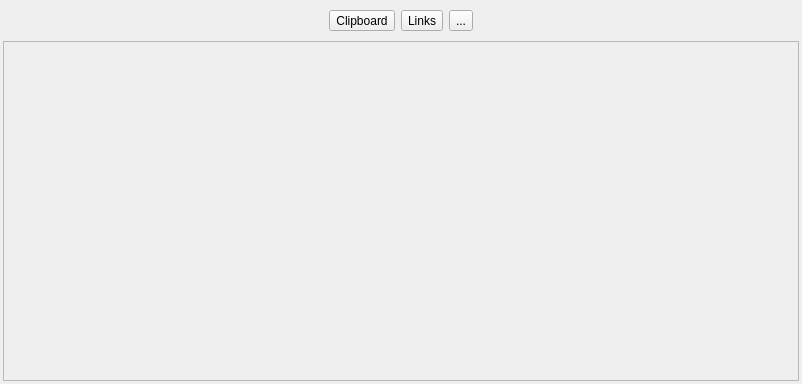
Qt form widget/MPasteWidget.ui (SeptemberHX/MPaste) before a commit.
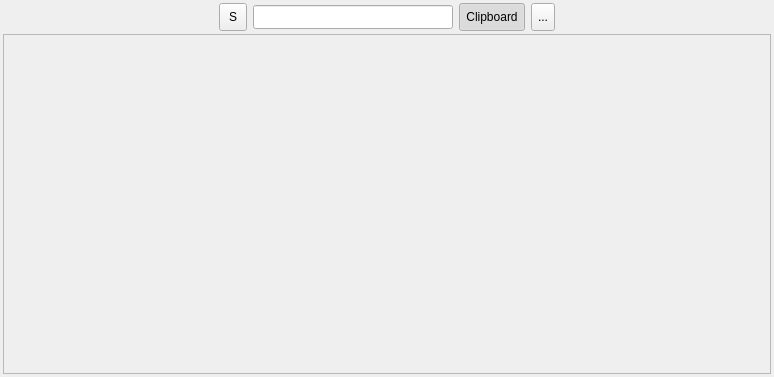
The same form after that commit. Icons and pictures are not drawn.

The edit to the form file:
```diff
--- a/widget/MPasteWidget.ui
+++ b/widget/MPasteWidget.ui
@@ -6,8 +6,8 @@
    <rect>
     <x>0</x>
     <y>0</y>
-    <width>802</width>
-    <height>384</height>
+    <width>774</width>
+    <height>377</height>
    </rect>
   </property>
   <property name="windowTitle">
@@ -57,22 +57,72 @@
         </property>
        </spacer>
       </item>
+      <item>
+       <widget class="QToolButton" name="searchButton">
+        <property name="minimumSize">
+         <size>
+          <width>28</width>
+          <height>28</height>
+         </size>
+        </property>
+        <property name="maximumSize">
+         <size>
+          <width>28</width>
+          <height>28</height>
+         </size>
+        </property>
+        <property name="text">
+         <string>S</string>
+        </property>
+        <property name="icon">
+         <iconset resource="../resources.qrc">
+          <normaloff>:/resources/resources/search.png</normaloff>:/resources/resources/search.png</iconset>
+        </property>
+       </widget>
+      </item>
+      <item>
+       <widget class="QLineEdit" name="searchEdit">
+        <property name="minimumSize">
+         <size>
+          <width>200</width>
+          <height>0</height>
+         </size>
+        </property>
+        <property name="maximumSize">
+         <size>
+          <width>200</width>
+          <height>24</height>
+         </size>
+        </property>
+       </widget>
+      </item>
       <item>
        <widget class="QToolButton" name="toolButton">
+        <property name="maximumSize">
+         <size>
+          <width>16777215</width>
+          <height>28</height>
+         </size>
+        </property>
         <property name="text">
          <string>Clipboard</string>
         </property>
-       </widget>
-      </item>
-      <item>
-       <widget class="QToolButton" name="toolButton_2">
-        <property name="text">
-         <string>Links</string>
+        <property name="checkable">
+         <bool>true</bool>
+        </property>
+        <property name="checked">
+         <bool>true</bool>
         </property>
        </widget>
       </item>
       <item>
        <widget class="QToolButton" name="menuButton">
+        <property name="maximumSize">
+         <size>
+          <width>16777215</width>
+          <height>28</height>
+         </size>
+        </property>
         <property name="text">
          <string>...</string>
         </property>
@@ -128,7 +178,7 @@
        <rect>
         <x>0</x>
         <y>0</y>
-        <width>794</width>
+        <width>766</width>
         <height>338</height>
        </rect>
       </property>
```
Left out of the diff: 4 changed lines with no effect on the pictures.
